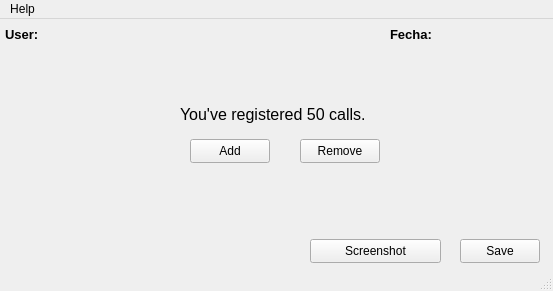
Old version of the form mainwindow.ui in the repository brookiestein/CallsCounter.
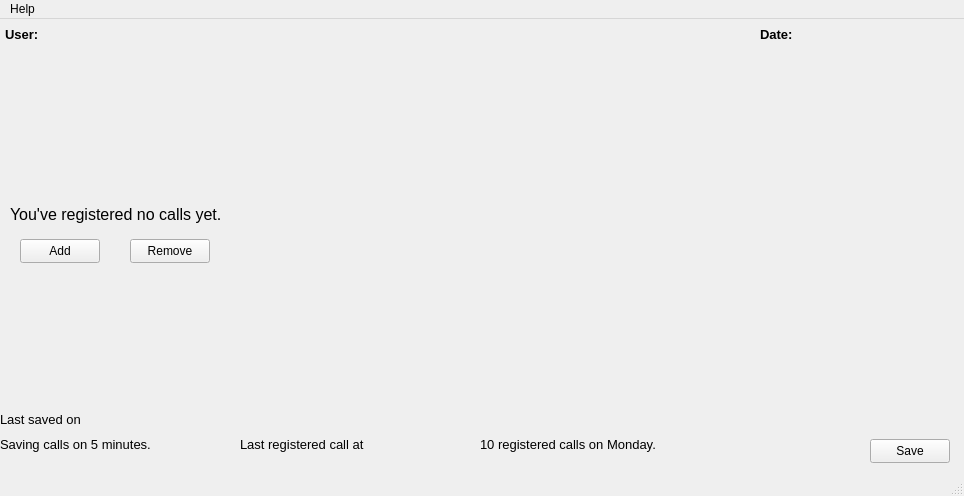
New version of the form.

The edit to the form file:
```diff
--- a/mainwindow.ui
+++ b/mainwindow.ui
@@ -6,24 +6,24 @@
    <rect>
     <x>0</x>
     <y>0</y>
-    <width>553</width>
-    <height>291</height>
+    <width>964</width>
+    <height>496</height>
    </rect>
   </property>
   <property name="minimumSize">
    <size>
-    <width>553</width>
-    <height>291</height>
+    <width>964</width>
+    <height>496</height>
    </size>
   </property>
   <property name="maximumSize">
    <size>
-    <width>553</width>
-    <height>291</height>
+    <width>964</width>
+    <height>496</height>
    </size>
   </property>
   <property name="windowTitle">
-   <string>Calls Counter</string>
+   <string>Performance Measurer</string>
   </property>
   <widget class="QWidget" name="centralwidget">
    <widget class="QLabel" name="usernameLabel">
@@ -45,11 +45,29 @@
      <string>User:</string>
     </property>
    </widget>
+   <widget class="QLabel" name="lastSavedLabel">
+    <property name="geometry">
+     <rect>
+      <x>0</x>
+      <y>385</y>
+      <width>231</width>
+      <height>31</height>
+     </rect>
+    </property>
+    <property name="font">
+     <font>
+      <pointsize>10</pointsize>
+     </font>
+    </property>
+    <property name="text">
+     <string>Last saved on</string>
+    </property>
+   </widget>
    <widget class="QLabel" name="messageLabel">
     <property name="geometry">
      <rect>
-      <x>180</x>
-      <y>80</y>
+      <x>10</x>
+      <y>180</y>
       <width>261</width>
       <height>31</height>
      </rect>
@@ -60,14 +78,85 @@
      </font>
     </property>
     <property name="text">
-     <string>You've registered 50 calls.</string>
+     <string>You've registered no calls yet.</string>
+    </property>
+   </widget>
+   <widget class="QLabel" name="datetimeLabel">
+    <property name="geometry">
+     <rect>
+      <x>760</x>
+      <y>0</y>
+      <width>181</width>
+      <height>31</height>
+     </rect>
+    </property>
+    <property name="font">
+     <font>
+      <pointsize>10</pointsize>
+      <bold>true</bold>
+     </font>
+    </property>
+    <property name="text">
+     <string>Date:</string>
+    </property>
+   </widget>
+   <widget class="QLabel" name="remainingTimeLabel">
+    <property name="geometry">
+     <rect>
+      <x>0</x>
+      <y>410</y>
+      <width>231</width>
+      <height>31</height>
+     </rect>
+    </property>
+    <property name="font">
+     <font>
+      <pointsize>10</pointsize>
+     </font>
+    </property>
+    <property name="text">
+     <string>Saving calls on 5 minutes.</string>
+    </property>
+   </widget>
+   <widget class="QPushButton" name="removeButton">
+    <property name="geometry">
+     <rect>
+      <x>130</x>
+      <y>220</y>
+      <width>80</width>
+      <height>24</height>
+     </rect>
+    </property>
+    <property name="toolTip">
+     <string>CTRL + R</string>
+    </property>
+    <property name="text">
+     <string>Remove</string>
+    </property>
+   </widget>
+   <widget class="QLabel" name="lastCallLabel">
+    <property name="geometry">
+     <rect>
+      <x>240</x>
+      <y>410</y>
+      <width>201</width>
+      <height>31</height>
+     </rect>
+    </property>
+    <property name="font">
+     <font>
+      <pointsize>10</pointsize>
+     </font>
+    </property>
+    <property name="text">
+     <string>Last registered call at</string>
     </property>
    </widget>
    <widget class="QPushButton" name="newButton">
     <property name="geometry">
      <rect>
-      <x>190</x>
-      <y>120</y>
+      <x>20</x>
+      <y>220</y>
       <width>80</width>
       <height>24</height>
      </rect>
@@ -82,8 +171,8 @@
    <widget class="QPushButton" name="saveButton">
     <property name="geometry">
      <rect>
-      <x>460</x>
-      <y>220</y>
+      <x>870</x>
+      <y>420</y>
       <width>80</width>
       <height>24</height>
      </rect>
@@ -95,73 +184,22 @@
      <string>Save</string>
     </property>
    </widget>
-   <widget class="QLabel" name="datetimeLabel">
+   <widget class="QLabel" name="currentBarSetValue">
     <property name="geometry">
      <rect>
-      <x>390</x>
-      <y>0</y>
-      <width>161</width>
+      <x>480</x>
+      <y>410</y>
+      <width>211</width>
       <height>31</height>
      </rect>
     </property>
     <property name="font">
      <font>
       <pointsize>10</pointsize>
-      <bold>true</bold>
      </font>
     </property>
     <property name="text">
-     <string>Fecha:</string>
-    </property>
-   </widget>
-   <widget class="QLabel" name="remainingTimeLabel">
-    <property name="geometry">
-     <rect>
-      <x>0</x>
-      <y>215</y>
-      <width>231</width>
-      <height>31</height>
-     </rect>
-    </property>
-    <property name="font">
-     <font>
-      <pointsize>10</pointsize>
-     </font>
-    </property>
-    <property name="text">
-     <string/>
-    </property>
-   </widget>
-   <widget class="QPushButton" name="removeButton">
-    <property name="geometry">
-     <rect>
-      <x>300</x>
-      <y>120</y>
-      <width>80</width>
-      <height>24</height>
-     </rect>
-    </property>
-    <property name="toolTip">
-     <string>CTRL + R</string>
-    </property>
-    <property name="text">
-     <string>Remove</string>
-    </property>
-   </widget>
-   <widget class="QPushButton" name="screenshotButton">
-    <property name="geometry">
-     <rect>
-      <x>310</x>
-      <y>220</y>
-      <width>131</width>
-      <height>24</height>
-     </rect>
-    </property>
-    <property name="toolTip">
-     <string>CTRL + P</string>
-    </property>
-    <property name="text">
-     <string>Screenshot</string>
+     <string>10 registered calls on Monday.</string>
     </property>
    </widget>
   </widget>
@@ -170,17 +208,17 @@
     <rect>
      <x>0</x>
      <y>0</y>
-     <width>553</width>
+     <width>964</width>
      <height>21</height>
     </rect>
    </property>
-   <widget class="QMenu" name="menuAyuda">
+   <widget class="QMenu" name="helpMenu">
     <property name="title">
      <string>Help</string>
     </property>
     <addaction name="actionAbout"/>
    </widget>
-   <addaction name="menuAyuda"/>
+   <addaction name="helpMenu"/>
   </widget>
   <widget class="QStatusBar" name="statusbar"/>
   <action name="actionAbout">
```
